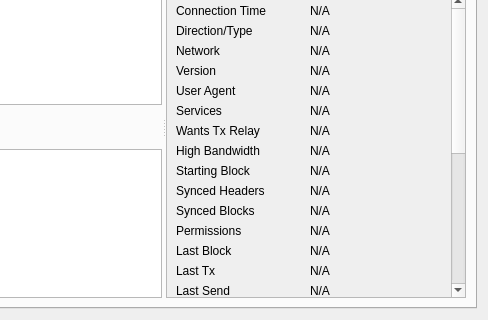
Qt form src/qt/forms/debugwindow.ui (rebroad/bitcoin) before a commit; both pictures show x 285 to 773 and y 110 to 430 of the 773 by 430 pixel window.
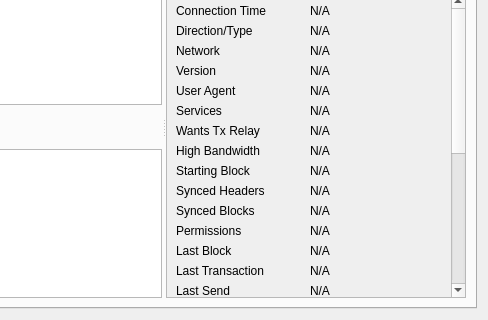
The same form after that commit. The open tabs and pages were chosen to show the change. Icons and pictures are not drawn. Custom widgets are drawn as their Qt base class.

Commit message: gui: use available space to display "Last Transaction" in peer details

```diff
--- a/src/qt/forms/debugwindow.ui
+++ b/src/qt/forms/debugwindow.ui
@@ -1396,7 +1396,7 @@
                   <string>Elapsed time since a novel transaction accepted into our mempool was received from this peer.</string>
                  </property>
                  <property name="text">
-                  <string>Last Tx</string>
+                  <string>Last Transaction</string>
                  </property>
                 </widget>
                </item>
```
Left out of the diff: 2 changed lines with no effect on the pictures.
